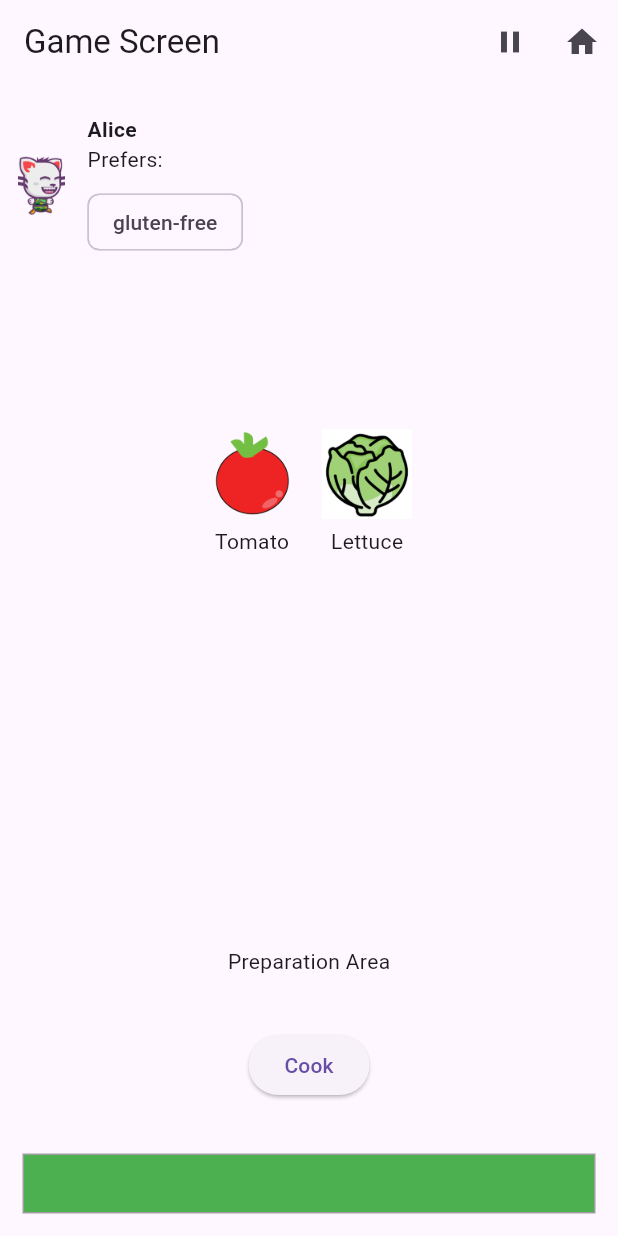
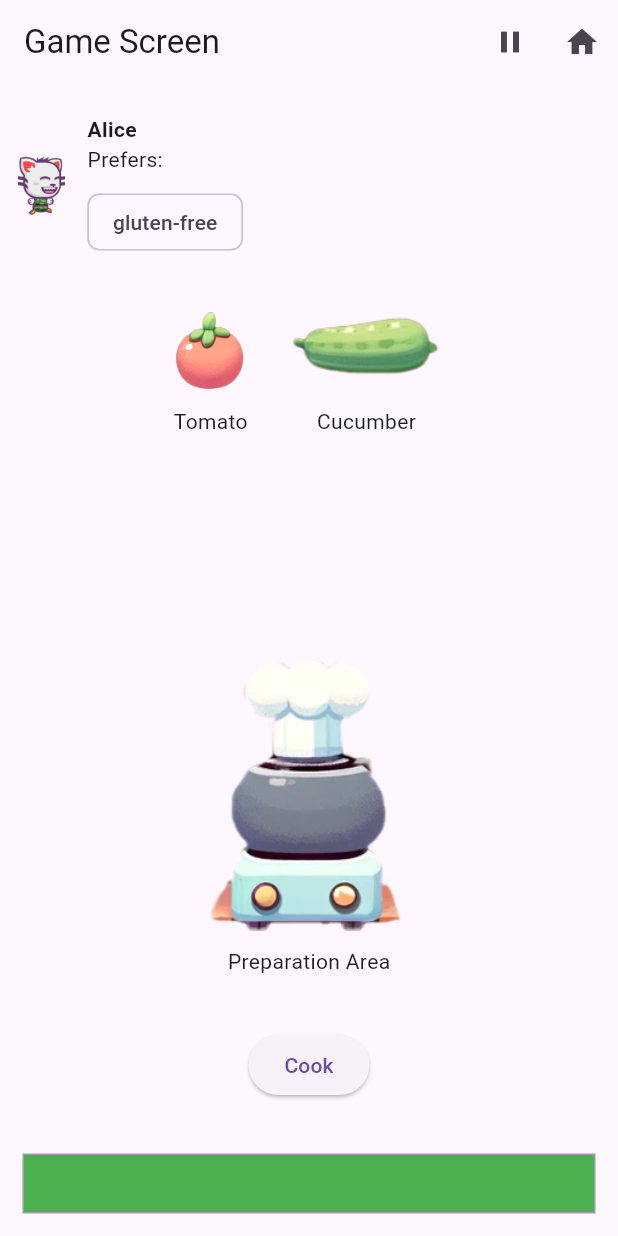
Before and after one commit to pandaxin8/food-waste-game, a Flutter app: the screen it shows after launch, after a tap on "New Game", on a phone screen of 412 x 824 dp. Run offline on Flutter 3.47's test engine with Material 3 defaults, Android fonts, the phone set to English and light mode, and no system bars.

Commit message:
add game assets

```diff
--- a/food_waste_game/lib/screens/game_screen.dart
+++ b/food_waste_game/lib/screens/game_screen.dart
@@ -15,45 +15,65 @@ class GameScreen extends StatelessWidget {
       appBar: AppBar(
         title: Text('Game Screen'),
         actions: [
-          IconButton(
-            icon: Icon(Icons.pause),
-            onPressed: () {
-              // ... Handle pausing the game ...
+          Consumer<GameState>(
+            builder: (context, gameState, child) {
+              return IconButton(
+                icon: Icon(gameState.isPaused ? Icons.play_arrow : Icons.pause),
+                onPressed: () {
+                  // Toggle game pause state
+                  if (gameState.isPaused) {
+                    gameState.resumeGame();
+                  } else {
+                    gameState.pauseGame();
+                  }
+                },
+              );
             },
           ),
           IconButton(
             icon: Icon(Icons.home),
             onPressed: () {
-             // ... Return to main menu ...
-             Navigator.pushReplacementNamed(context, AppRoutes.mainMenu);
+              // Optionally pause the game before leaving the screen
+              Provider.of<GameState>(context, listen: false).pauseGame();
+              // Return to main menu
+              Navigator.pushReplacementNamed(context, AppRoutes.mainMenu);
             },
-          )
+          ),
         ],
-        // title: Consumer<GameState>( // Update app bar elements dynamically
-        //   builder: (context, gameState, child) {
-        //     return Text('Score: ${gameState.score} - Level: ${gameState.currentLevel}');
-        //   },
-        // ),
       ),
       body: Consumer<GameState>(
         builder: (context, gameState, child) {
           return Column(
             children: [
-              Expanded( // Guest Profiles
-                flex: 2, // give more space to the guests
-                child: ListView.builder(
-                  itemCount: gameState.currentGuests.length,
-                  itemBuilder: (context, index) => GuestProfileWidget(guest: gameState.currentGuests[index]),
+              Expanded(
+                flex: 2,
+                child: ShaderMask(
+                  shaderCallback: (Rect bounds) {
+                    return LinearGradient(
+                      begin: Alignment.topCenter,
+                      end: Alignment.bottomCenter,
+                      colors: [Colors.white, Colors.transparent, Colors.transparent, Colors.white],
+                      stops: [0.0, 0.1, 0.9, 1.0],
+                    ).createShader(bounds);
+                  },
+                  blendMode: BlendMode.dstOut,
+                  child: Scrollbar(
+                   // isAlwaysShown: true,
+                    child: ListView.builder(
+                      itemCount: gameState.currentGuests.length,
+                      itemBuilder: (context, index) => GuestProfileWidget(guest: gameState.currentGuests[index]),
+                    ),
+                  ),
                 ),
               ),
-              Expanded( // Ingredient Inventory
-                flex: 3, // give more space to the ingredients
+              Expanded(
+                flex: 3,
                 child: Wrap(
                   children: gameState.availableIngredients.map((ingredient) => IngredientWidget(ingredient)).toList(),
                 ),
               ),
               PreparationArea(),
-              WasteMeter(wasteLevel: gameState.wasteAmount)
+              WasteMeter(wasteLevel: gameState.wasteAmount),
             ],
           );
         },
@@ -61,3 +81,66 @@ class GameScreen extends StatelessWidget {
     );
   }
 }
+
+// class GameScreen extends StatelessWidget {
+//   @override
+//   Widget build(BuildContext context) {
+//     return Scaffold(
+//       appBar: AppBar(
+//         title: Text('Game Screen'),
+//         actions: [
+//           Consumer<GameState>(
+//             builder: (context, gameState, child) {
+//               return IconButton(
+//                 icon: Icon(gameState.isPaused ? Icons.play_arrow : Icons.pause),
+//                 onPressed: () {
+//                   // toggle game pause state
+//                   if (gameState.isPaused) {
+//                     gameState.resumeGame();
+//                   } else {
+//                     gameState.pauseGame();
+//                   }
+//                 },
+//               );
+//             },
+//           ),
+//           IconButton(
+//             icon: Icon(Icons.home),
+//             onPressed: () {
+//              // ... Return to main menu ...
+//              Navigator.pushReplacementNamed(context, AppRoutes.mainMenu);
+//             },
+//           )
+//         ],
+//         // title: Consumer<GameState>( // Update app bar elements dynamically
+//         //   builder: (context, gameState, child) {
+//         //     return Text('Score: ${gameState.score} - Level: ${gameState.currentLevel}');
+//         //   },
+//         // ),
+//       ),
+//       body: Consumer<GameState>(
+//         builder: (context, gameState, child) {
+//           return Column(
+//             children: [
+//               Expanded( // Guest Profiles
+//                 flex: 2, // give more space to the guests
+//                 child: ListView.builder(
+//                   itemCount: gameState.currentGuests.length,
+//                   itemBuilder: (context, index) => GuestProfileWidget(guest: gameState.currentGuests[index]),
+//                 ),
+//               ),
+//               Expanded( // Ingredient Inventory
+//                 flex: 3, // give more space to the ingredients
+//                 child: Wrap(
+//                   children: gameState.availableIngredients.map((ingredient) => IngredientWidget(ingredient)).toList(),
+//                 ),
+//               ),
+//               PreparationArea(),
+//               WasteMeter(wasteLevel: gameState.wasteAmount),
+//             ],
+//           );
+//         },
+//       ),
+//     );
+//   }
+// }
--- a/food_waste_game/lib/screens/main_menu_screen.dart
+++ b/food_waste_game/lib/screens/main_menu_screen.dart
@@ -4,30 +4,34 @@ import 'package:food_waste_game/screens/game_screen.dart';
 import 'package:provider/provider.dart';
 import '../state/game_state.dart';
 
-
 class MainMenuScreen extends StatelessWidget {
   @override
   Widget build(BuildContext context) {
     return Scaffold(
-      appBar: AppBar(
-        title: Text('Virtual Restaurant'),
+      body: Container(
+        decoration: BoxDecoration(
+          image: DecorationImage(
+            image: AssetImage('assets/images/backgrounds/main-menu.png'),
+            fit: BoxFit.cover, // This ensures the image covers the whole container
           ),
-      body: Center(
+        ),
+        child: Center(
+          // Your main menu content here
           child: Column(
             mainAxisAlignment: MainAxisAlignment.center,
             children: [
               ElevatedButton(
                 onPressed: () {
-                // ... Logic to start the game ...
+                  // Handle New Game action
                   Provider.of<GameState>(context, listen: false).startNewGame();
                   Navigator.pushReplacementNamed(context, AppRoutes.gameScreen);
-                // Navigator.push(context, MaterialPageRoute(builder: (context) => GameScreen()));
                 },
                 child: Text('New Game'),
               ),
+              SizedBox(height: 20), // Spacing between buttons
               ElevatedButton(
                 onPressed: () {
-                // ... Logic to Quit (check platform for how to handle exiting) ...
+                  // Handle Quit action
                 },
                 child: Text('Quit'),
               ),
@@ -35,6 +39,7 @@ class MainMenuScreen extends StatelessWidget {
             ],
           ),
         ),
+      ),
     );
   }
 }
--- a/food_waste_game/lib/screens/preparation_area.dart
+++ b/food_waste_game/lib/screens/preparation_area.dart
@@ -33,6 +33,7 @@ class _PreparationAreaState extends State<PreparationArea> {
       padding: const EdgeInsets.all(20.0),
       child: Column(
         children: [
+          Image.asset('assets/images/environment/pot.png', height:200), // cooking pot centre
           Text('Preparation Area'),
           SizedBox(height: 15),
           Wrap( // Display selected ingredients
--- a/food_waste_game/lib/state/game_state.dart
+++ b/food_waste_game/lib/state/game_state.dart
@@ -10,17 +10,21 @@ class GameState with ChangeNotifier {
   List<Ingredient> _availableIngredients = [];
   List<Guest> _currentGuests = [];
 
+  bool _isPaused = false;
+  bool get isPaused => _isPaused;
+
   // constructor to initialise with sample data
   GameState() {
     // load data from local storage or an external source eventually
     // ... for now, we'll initialise with some basic sample data
     _availableIngredients = [
       Ingredient(name: 'Tomato', imageUrl: 'assets/images/ingredients/tomato.png', dietaryTags: ['vegetarian'], calories: 20),
-      Ingredient(name: 'Lettuce', imageUrl: 'assets/images/ingredients/lettuce.png', dietaryTags: ['vegetarian', 'vegan'], calories: 10),
+      Ingredient(name: 'Cucumber', imageUrl: 'assets/images/ingredients/cucumber.png', dietaryTags: ['vegetarian', 'vegan'], calories: 15),
       // ... more ingredients here
     ];
     _currentGuests = [
-      Guest(name: 'Alice', iconUrl: 'assets/images/characters/cat-sprite.png', preferences: ['vegetarian'], dietaryRestrictions: ['gluten-free'], maxCalories: 500)
+      Guest(name: 'Alice', iconUrl: 'assets/images/characters/cat-sprite.png', preferences: ['vegetarian'], dietaryRestrictions: ['gluten-free'], maxCalories: 500),
+      Guest(name: 'Bob', iconUrl: 'assets/images/characters/chef-cat-1.png', preferences: ['vegan'], dietaryRestrictions: ['no-tomato'], maxCalories: 500),
       // ... more guests here
     ];
   }
@@ -44,6 +48,18 @@ class GameState with ChangeNotifier {
   // Simple feedback display (also in GameState)
   void _showFeedback(String message, BuildContext context) {
     ScaffoldMessenger.of(context).showSnackBar(SnackBar(content: Text(message)));
+  }
+
+  void pauseGame() {
+    _isPaused = true;
+    // Pause timers, animations, etc.
+    notifyListeners();
+  }
+
+  void resumeGame() {
+    _isPaused = false;
+    // Resume timers, animations, etc.
+    notifyListeners();
   }
 
   void submitDish(Dish dish, BuildContext context) {
--- a/food_waste_game/pubspec.yaml
+++ b/food_waste_game/pubspec.yaml
@@ -66,7 +66,11 @@ flutter:
   assets:
     - assets/images/ingredients/tomato.png
     - assets/images/ingredients/lettuce.png
+    - assets/images/ingredients/cucumber.png
     - assets/images/characters/cat-sprite.png
+    - assets/images/characters/chef-cat-1.png
+    - assets/images/backgrounds/main-menu.png
+    - assets/images/environment/pot.png
 
   # An image asset can refer to one or more resolution-specific "variants", see
   # https://flutter.dev/assets-and-images/#resolution-aware
```
Also changed, not shown: food_waste_game/assets/images/backgrounds/main-menu.png (added), food_waste_game/assets/images/characters/chef-cat-1.png (added), food_waste_game/assets/images/environment/pot.png (added), food_waste_game/assets/images/game-assets-general-1.png (added), food_waste_game/assets/images/game-assets-general-2.png (added), food_waste_game/assets/images/ingredients/cucumber.png (added), food_waste_game/assets/images/ingredients/tomato-old.png (added), food_waste_game/assets/images/ingredients/tomato.png. Lines whose indentation alone changed are shown as unchanged.
